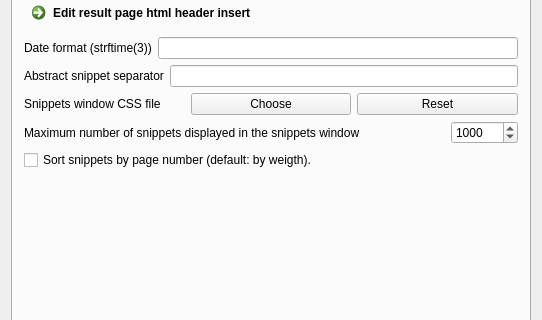
Above: src/qtgui/uiprefs.ui from alberti42/recoll-macos before the change; both pictures show x 0 to 542 and y 152 to 472 of the 542 by 604 pixel window. Below: the same form after it.
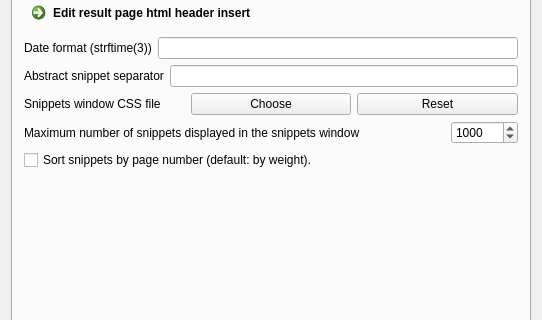
That is the form after the change. The open tabs and pages were chosen to show the change.

Commit message: orthograph, mostly in comments, also man pages

```diff
--- a/src/qtgui/uiprefs.ui
+++ b/src/qtgui/uiprefs.ui
@@ -617,7 +617,7 @@
           <item>
            <widget class="QCheckBox" name="snipwByPageCB">
             <property name="text">
-             <string>Sort snippets by page number (default: by weigth).</string>
+             <string>Sort snippets by page number (default: by weight).</string>
             </property>
             <property name="checked">
              <bool>false</bool>
```
The commit also changes 10 other files.
